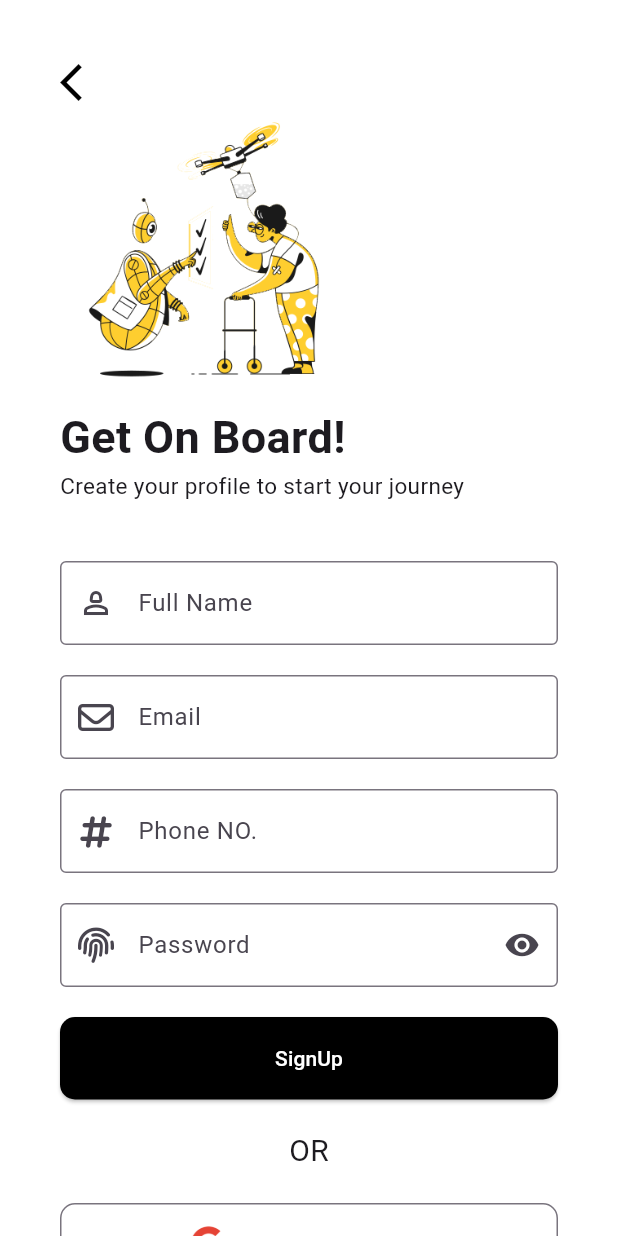
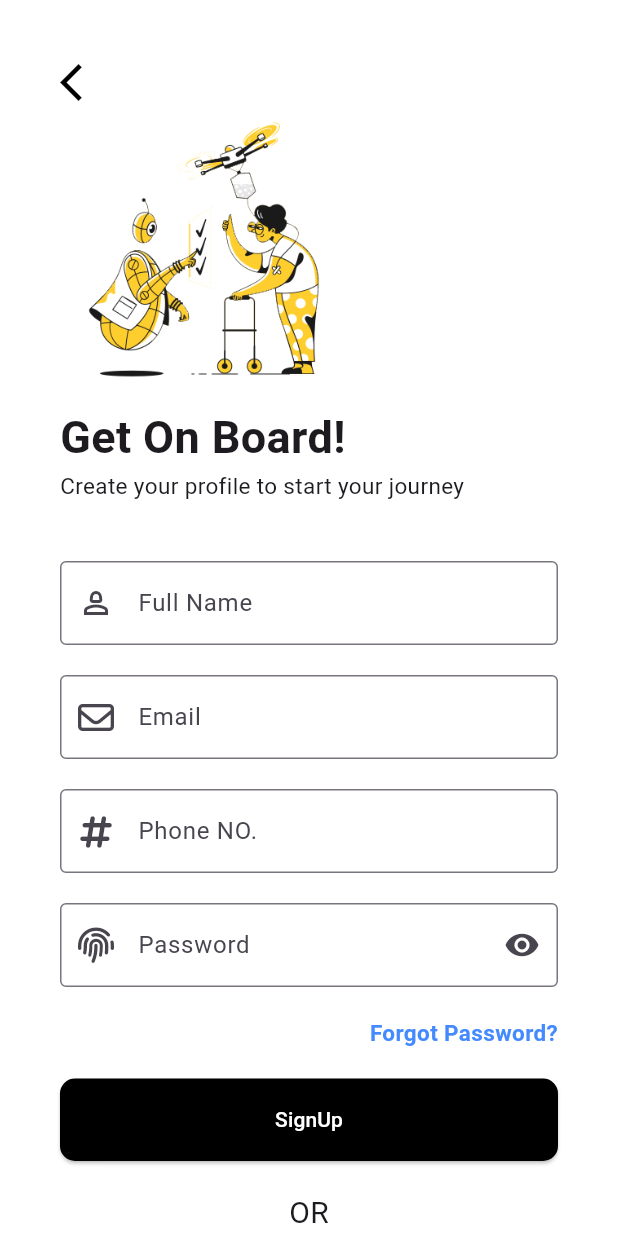
Before and after one commit to Ntanatorn/flutter_dti_project, a Flutter app: the SignupUi screen opened directly, on a phone screen of 412 x 824 dp. Run offline on Flutter 3.47's test engine with Material 3 defaults, Android fonts, the phone set to English and light mode, and no system bars; our stand-ins replace font_awesome_flutter, google_fonts; Roboto replaces fonts that are missing (Kanit).

Commit message:
Project เสร็จเรียบร้อย เวอชั่น1

```diff
--- a/lib/main.dart
+++ b/lib/main.dart
@@ -23,7 +23,7 @@ class _FlutterDtiProjectState extends State<FlutterDtiProject> {
   Widget build(BuildContext context) {
     return MaterialApp(
       debugShowCheckedModeBanner: false,
-      home: LoginUi(), // กำหนดหน้าจอเริ่มต้นของ App
+      home: WelcomeUi(), // กำหนดหน้าจอเริ่มต้นของ App
       theme: ThemeData(
         textTheme: GoogleFonts.kanitTextTheme(
           Theme.of(context).textTheme,
--- a/lib/views/signup_ui.dart
+++ b/lib/views/signup_ui.dart
@@ -1,6 +1,7 @@
 // ignore_for_file: sort_child_properties_last
 
 import 'package:flutter/material.dart';
+import 'package:flutter_dti_project/views/login_ui.dart';
 import 'package:font_awesome_flutter/font_awesome_flutter.dart';
 
 class SignupUi extends StatefulWidget {
@@ -15,7 +16,8 @@ class _SignupUiState extends State<SignupUi> {
   Widget build(BuildContext context) {
     return Scaffold(
       backgroundColor: Colors.white,
-      body: Padding(
+      body: SingleChildScrollView(
+        child: Padding(
           padding: const EdgeInsets.only(
             left: 40,
             right: 40,
@@ -29,7 +31,9 @@ class _SignupUiState extends State<SignupUi> {
                 Align(
                   alignment: Alignment.centerLeft,
                   child: InkWell(
-                  onTap: (){},
+                    onTap: () {
+                      Navigator.pop(context);
+                    },
                     child: Icon(
                       Icons.arrow_back_ios,
                       color: Colors.black,
@@ -122,6 +126,22 @@ class _SignupUiState extends State<SignupUi> {
                 SizedBox(
                   height: 20,
                 ),
+                Align(
+                  alignment: Alignment.centerRight,
+                  child: InkWell(
+                    onTap: () {},
+                    child: Text(
+                      'Forgot Password?',
+                      style: TextStyle(
+                          fontSize: 15,
+                          fontWeight: FontWeight.bold,
+                          color: Colors.blueAccent),
+                    ),
+                  ),
+                ),
+                SizedBox(
+                  height: 20,
+                ),
                 ElevatedButton(
                   onPressed: () {},
                   child: Text(
@@ -176,7 +196,9 @@ class _SignupUiState extends State<SignupUi> {
                     ],
                   ),
                 ),
-              SizedBox(height: 20),
+                SizedBox(
+                  height: 20,
+                ),
                 Row(
                   mainAxisSize: MainAxisSize.min,
                   children: [
@@ -185,7 +207,14 @@ class _SignupUiState extends State<SignupUi> {
                       style: TextStyle(color: Colors.black),
                     ),
                     InkWell(
-                    onTap: () {},
+                      onTap: () {
+                        Navigator.push(
+                          context,
+                          MaterialPageRoute(
+                            builder: (context) => LoginUi(),
+                          ),
+                        );
+                      },
                       child: Text(
                         '   LOGIN',
                         style: TextStyle(color: Colors.blueAccent),
@@ -197,6 +226,7 @@ class _SignupUiState extends State<SignupUi> {
             ),
           ),
         ),
+      ),
     );
   }
 }
```
Also changed, not shown: lib/views/login_ui.dart (+15 -3 lines), lib/views/welcome_ui.dart (+27 -3 lines). Lines whose indentation alone changed are shown as unchanged.
